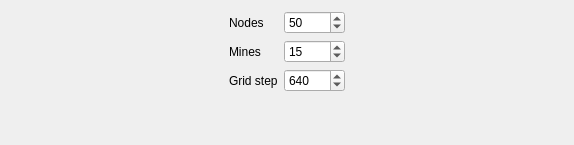
First picture: the form in Mines/graph_board/delaunay_parameters_widget.ui, repository dwarfovich/Mines, before the edit.
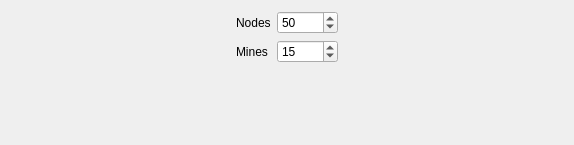
Second picture: the form after the edit.

Diff of the .ui file:
```diff
--- a/Mines/graph_board/delaunay_parameters_widget.ui
+++ b/Mines/graph_board/delaunay_parameters_widget.ui
@@ -66,26 +66,6 @@
        </property>
       </widget>
      </item>
-     <item row="2" column="0">
-      <widget class="QLabel" name="label_3">
-       <property name="text">
-        <string>Grid step</string>
-       </property>
-      </widget>
-     </item>
-     <item row="2" column="1">
-      <widget class="QSpinBox" name="gridStepSpinBox">
-       <property name="minimum">
-        <number>1</number>
-       </property>
-       <property name="maximum">
-        <number>99999</number>
-       </property>
-       <property name="value">
-        <number>640</number>
-       </property>
-      </widget>
-     </item>
     </layout>
    </item>
    <item>
```
